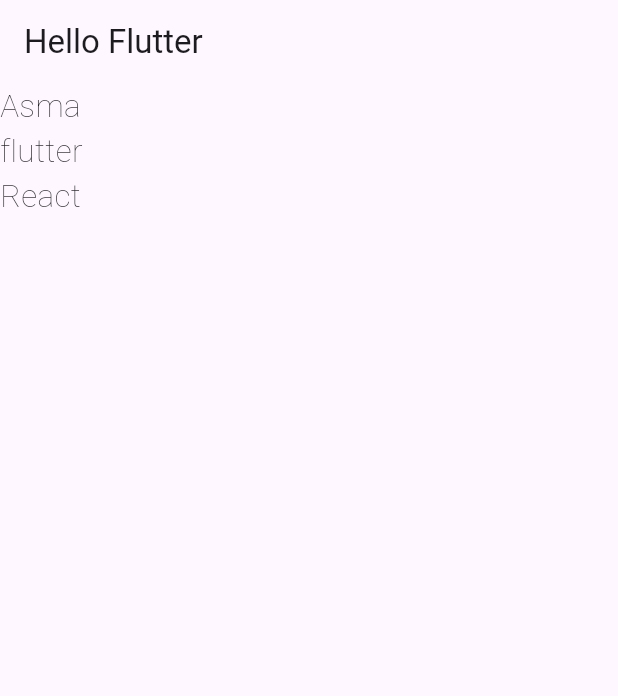
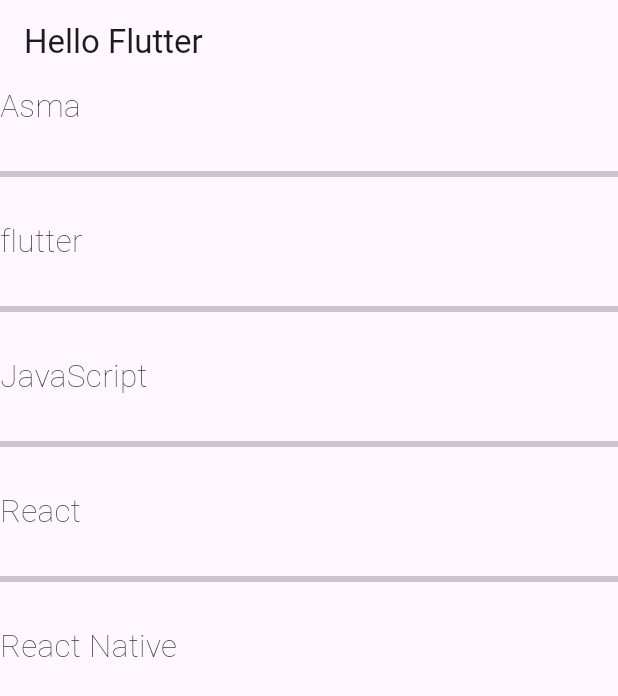
Before and after one commit to AsmaGhafoor/Flutter-Learning, a Flutter app: the screen it shows after launch, on a phone screen of 412 x 824 dp. Shown: the top 696 px of the screen. Run offline on Flutter 3.47's test engine with Material 3 defaults, Android fonts, the phone set to English and light mode, and no system bars.

```diff
--- a/lib/main.dart
+++ b/lib/main.dart
@@ -29,7 +29,7 @@ class MyHomePage extends StatefulWidget {
 }
 
 class _MyHomePageState extends State<MyHomePage> {
-  var arrNames = ['Asma', 'flutter', 'React'];
+  var arrNames = ['Asma', 'flutter', 'JavaScript', 'React', 'React Native'];
 
   @override
   Widget build(BuildContext context) {
@@ -37,14 +37,20 @@ class _MyHomePageState extends State<MyHomePage> {
         appBar: AppBar(
           title: const Text("Hello Flutter"),
         ),
-        body: ListView.builder(
-            itemBuilder: (context, index) {
-              return Text(
-                arrNames[index],
-                style:
-                    const TextStyle(fontSize: 21, fontWeight: FontWeight.w200),
-              );
-            },
-            itemCount: arrNames.length));
+        body: ListView.separated(
+          itemBuilder: (context, index) {
+            return Text(
+              arrNames[index],
+              style: const TextStyle(fontSize: 21, fontWeight: FontWeight.w200),
+            );
+          },
+          itemCount: arrNames.length,
+          separatorBuilder: (context, index) {
+            return const Divider(
+              height: 60,
+              thickness: 4,
+            );
+          },
+        ));
   }
 }
```
